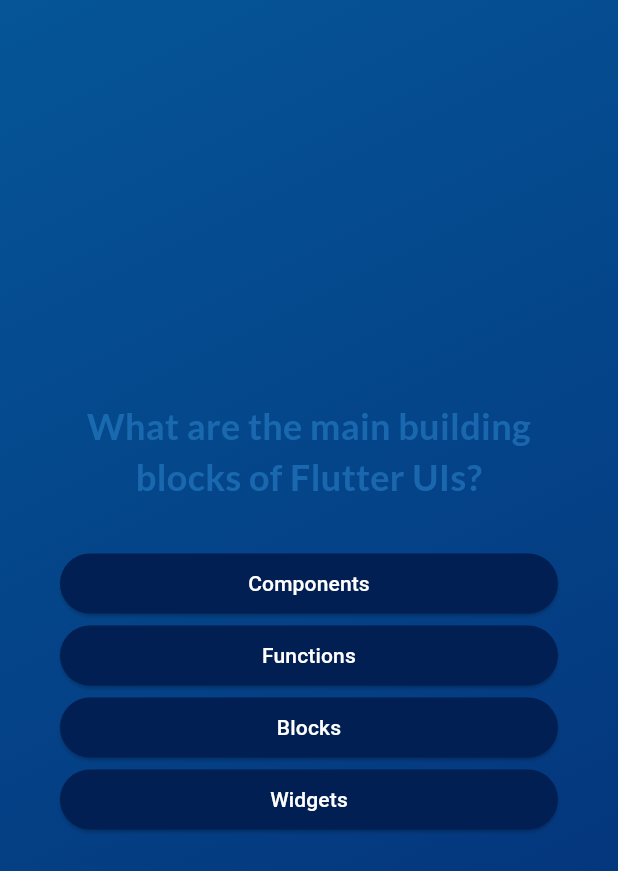
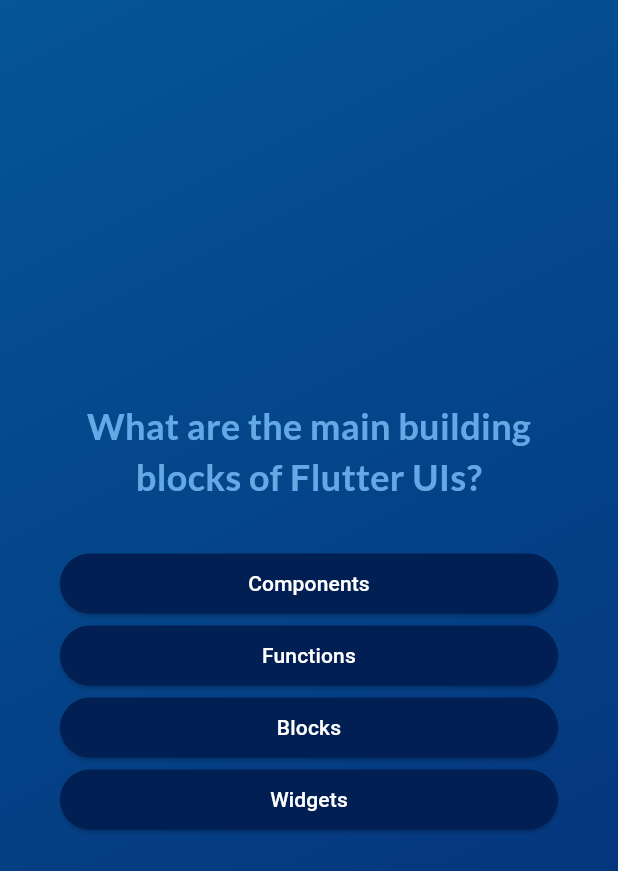
Before and after one commit to varshi158/quiz_app, a Flutter app: the screen it shows after launch, after a tap on "Start Quiz", on a phone screen of 412 x 824 dp. Shown: the top 871 px of the screen. Run offline on Flutter 3.47's test engine with Material 3 defaults, Android fonts, the phone set to English and light mode, and no system bars; our stand-ins replace google_fonts.

Commit message:
change blue shade of text

```diff
--- a/lib/questions_screen.dart
+++ b/lib/questions_screen.dart
@@ -38,7 +38,7 @@ class _QuestionsScreenState extends State<QuestionsScreen> {
             Text(
               currentQuestion.text,
               style: GoogleFonts.lato(
-                color: const Color.fromARGB(146, 41, 130, 202),
+                color: const Color.fromARGB(202, 124, 195, 253),
                 fontSize: 24,
                 fontWeight: FontWeight.bold,
               ),
--- a/lib/start_screen.dart
+++ b/lib/start_screen.dart
@@ -25,7 +25,7 @@ class StartScreen extends StatelessWidget {
           Text(
             "Learn Flutter the fun way!",
             style: GoogleFonts.lato(
-              color: const Color.fromARGB(146, 41, 130, 202),
+              color: const Color.fromARGB(202, 124, 195, 253),
               fontSize: 24,
             ),
           ),
@@ -35,7 +35,7 @@ class StartScreen extends StatelessWidget {
           OutlinedButton.icon(
             onPressed: startQuiz,
             style: OutlinedButton.styleFrom(
-              foregroundColor: const Color.fromARGB(129, 41, 130, 202),
+              foregroundColor: const Color.fromARGB(202, 124, 195, 253),
               textStyle: const TextStyle(fontSize: 18),
             ),
             icon: const Icon(Icons.arrow_right_alt_outlined),
```
